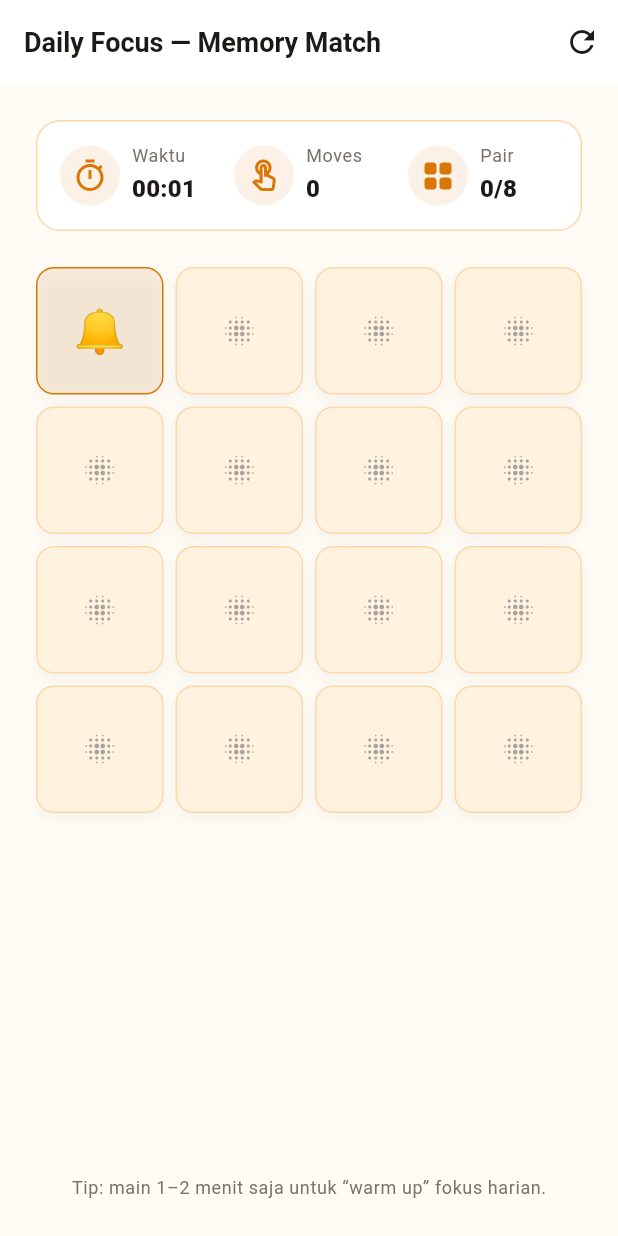
After one commit to Mr-SyamaIdzar/smart-daily-app, a Flutter app: the DailyFocusMemoryMatchPage screen opened by its route, after a tap on the "blur on" icon, on a phone screen of 412 x 824 dp. The commit adds this screen. Run offline on Flutter 3.47's test engine with Material 3 defaults, Android fonts, the phone set to English and light mode, and no system bars; our stand-ins replace dio, fl_chart, flutter_dotenv, flutter_local_notifications, flutter_secure_storage, flutter_timezone and 8 more; accounts and stored records are empty; Roboto replaces fonts that are missing (Poppins).

Commit message:
add: daily focus memory match & offline chatbot

```diff
--- a/lib/core/router/app_router.dart
+++ b/lib/core/router/app_router.dart
@@ -12,7 +12,7 @@ import '../../features/tools/currency_converter_page.dart';
 import '../../features/tools/time_converter_page.dart';
 import '../../features/ai/chatbot_page.dart';
 import '../../features/tools/notification_test_page.dart';
-import '../../features/profile/profile_page.dart';
+import '../../features/tools/daily_focus_memory_match_page.dart';
 import '../../features/profile/feedback_page.dart';
 
 /// Konfigurasi routing aplikasi menggunakan GoRouter.
@@ -108,6 +108,13 @@ abstract class AppRouter {
           ),
         ),
         GoRoute(
+          path: '/tools/daily-focus',
+          name: 'tools_daily_focus',
+          pageBuilder: (context, state) => const MaterialPage(
+            child: DailyFocusMemoryMatchPage(),
+          ),
+        ),
+        GoRoute(
           path: '/profile/feedback',
           name: 'profile_feedback',
           pageBuilder: (context, state) => const MaterialPage(
--- /dev/null
+++ b/lib/features/tools/daily_focus_memory_match_page.dart
@@ -0,0 +1,413 @@
+import 'dart:async';
+import 'dart:math';
+
+import 'package:flutter/material.dart';
+
+import '../../core/constants/app_colors.dart';
+import '../../core/constants/app_sizes.dart';
+
+class DailyFocusMemoryMatchPage extends StatefulWidget {
+  const DailyFocusMemoryMatchPage({super.key});
+
+  @override
+  State<DailyFocusMemoryMatchPage> createState() =>
+      _DailyFocusMemoryMatchPageState();
+}
+
+class _DailyFocusMemoryMatchPageState extends State<DailyFocusMemoryMatchPage> {
+  static const int _pairCount = 8; // 16 cards total (2x8)
+  static const Duration _flipBackDelay = Duration(milliseconds: 650);
+
+  final Random _rng = Random();
+
+  late List<String> _deck; // length = _pairCount * 2
+  final Set<int> _matched = <int>{};
+  final Set<int> _faceUp = <int>{};
+
+  int _moves = 0;
+  Duration _elapsed = Duration.zero;
+
+  Timer? _timer;
+  bool _busy = false;
+  bool _timerStarted = false;
+
+  @override
+  void initState() {
+    super.initState();
+    _newGame();
+  }
+
+  @override
+  void dispose() {
+    _timer?.cancel();
+    super.dispose();
+  }
+
+  void _newGame() {
+    _timer?.cancel();
+    _timer = null;
+
+    final icons = <String>[
+      '🧠',
+      '🎯',
+      '⚡',
+      '📌',
+      '📚',
+      '⏳',
+      '🧘',
+      '✅',
+      '🧩',
+      '🌿',
+      '📝',
+      '🔔',
+    ];
+    icons.shuffle(_rng);
+    final selected = icons.take(_pairCount).toList(growable: false);
+    _deck = [...selected, ...selected]..shuffle(_rng);
+
+    setState(() {
+      _matched.clear();
+      _faceUp.clear();
+      _moves = 0;
+      _elapsed = Duration.zero;
+      _busy = false;
+      _timerStarted = false;
+    });
+  }
+
+  void _startTimerIfNeeded() {
+    if (_timerStarted) return;
+    _timerStarted = true;
+    _timer = Timer.periodic(const Duration(seconds: 1), (_) {
+      if (!mounted) return;
+      setState(() {
+        _elapsed += const Duration(seconds: 1);
+      });
+    });
+  }
+
+  Future<void> _onTapCard(int index) async {
+    if (_busy) return;
+    if (_matched.contains(index)) return;
+    if (_faceUp.contains(index)) return;
+
+    _startTimerIfNeeded();
+
+    setState(() {
+      _faceUp.add(index);
+    });
+
+    if (_faceUp.length % 2 == 1) return; // wait for the second card
+
+    final faceUpList = _faceUp.toList(growable: false);
+    final a = faceUpList[faceUpList.length - 2];
+    final b = faceUpList[faceUpList.length - 1];
+
+    setState(() {
+      _moves += 1;
+    });
+
+    final isMatch = _deck[a] == _deck[b];
+    if (isMatch) {
+      setState(() {
+        _matched.addAll([a, b]);
+      });
+      if (_matched.length == _deck.length) {
+        _timer?.cancel();
+        _timer = null;
+        if (!mounted) return;
+        await _showWinDialog();
+      }
+      return;
+    }
+
+    _busy = true;
+    await Future<void>.delayed(_flipBackDelay);
+    if (!mounted) return;
+    setState(() {
+      _faceUp.remove(a);
+      _faceUp.remove(b);
+    });
+    _busy = false;
+  }
+
+  Future<void> _showWinDialog() async {
+    final time = _formatDuration(_elapsed);
+    await showDialog<void>(
+      context: context,
+      builder: (context) => AlertDialog(
+        title: const Text('Selesai!'),
+        content: Text('Waktu: $time\nMoves: $_moves'),
+        actions: [
+          TextButton(
+            onPressed: () => Navigator.of(context).pop(),
+            child: const Text('Tutup'),
+          ),
+          FilledButton(
+            onPressed: () {
+              Navigator.of(context).pop();
+              _newGame();
+            },
+            child: const Text('Main lagi'),
+          ),
+        ],
+      ),
+    );
+  }
+
+  String _formatDuration(Duration d) {
+    final m = d.inMinutes;
+    final s = d.inSeconds % 60;
+    return '${m.toString().padLeft(2, '0')}:${s.toString().padLeft(2, '0')}';
+  }
+
+  @override
+  Widget build(BuildContext context) {
+    final time = _formatDuration(_elapsed);
+    final matchedPairs = (_matched.length / 2).floor();
+
+    return Scaffold(
+      appBar: AppBar(
+        title: const Text('Daily Focus — Memory Match'),
+        actions: [
+          IconButton(
+            tooltip: 'Reset',
+            onPressed: _newGame,
+            icon: const Icon(Icons.refresh),
+          ),
+        ],
+      ),
+      backgroundColor: AppColors.background,
+      body: SafeArea(
+        child: Padding(
+          padding: const EdgeInsets.all(AppSizes.lg),
+          child: Column(
+            children: [
+              _HeaderStats(
+                time: time,
+                moves: _moves,
+                matchedPairs: matchedPairs,
+                totalPairs: _pairCount,
+              ),
+              const SizedBox(height: AppSizes.lg),
+              Expanded(
+                child: LayoutBuilder(
+                  builder: (context, constraints) {
+                    final crossAxisCount = constraints.maxWidth < 420 ? 4 : 6;
+                    final spacing = AppSizes.sm;
+                    final totalSpacing = spacing * (crossAxisCount - 1);
+                    final tileSize =
+                        (constraints.maxWidth - totalSpacing) / crossAxisCount;
+                    final aspect = tileSize / max(tileSize, 72);
+
+                    return GridView.builder(
+                      itemCount: _deck.length,
+                      gridDelegate: SliverGridDelegateWithFixedCrossAxisCount(
+                        crossAxisCount: crossAxisCount,
+                        mainAxisSpacing: spacing,
+                        crossAxisSpacing: spacing,
+                        childAspectRatio: aspect,
+                      ),
+                      itemBuilder: (context, i) {
+                        final isMatched = _matched.contains(i);
+                        final isFaceUp = _faceUp.contains(i) || isMatched;
+                        return _MemoryCard(
+                          label: _deck[i],
+                          isFaceUp: isFaceUp,
+                          isMatched: isMatched,
+                          onTap: () => _onTapCard(i),
+                        );
+                      },
+                    );
+                  },
+                ),
+              ),
+              const SizedBox(height: AppSizes.md),
+              Text(
+                'Tip: main 1–2 menit saja untuk “warm up” fokus harian.',
+                style: Theme.of(context).textTheme.bodySmall?.copyWith(
+                      color: AppColors.textSecondary,
+                    ),
+              ),
+            ],
+          ),
+        ),
+      ),
+    );
+  }
+}
+
+class _HeaderStats extends StatelessWidget {
+  const _HeaderStats({
+    required this.time,
+    required this.moves,
+    required this.matchedPairs,
+    required this.totalPairs,
+  });
+
+  final String time;
+  final int moves;
+  final int matchedPairs;
+  final int totalPairs;
+
+  @override
+  Widget build(BuildContext context) {
+    return Card(
+      elevation: 0,
+      shape: RoundedRectangleBorder(
+        borderRadius: BorderRadius.circular(AppSizes.radiusLg),
+        side: const BorderSide(color: AppColors.border),
+      ),
+      color: AppColors.surface,
+      child: Padding(
+        padding: const EdgeInsets.all(AppSizes.md),
+        child: Row(
+          children: [
+            Expanded(
+              child: _StatTile(
+                title: 'Waktu',
+                value: time,
+                icon: Icons.timer_outlined,
+              ),
+            ),
+            const SizedBox(width: AppSizes.md),
+            Expanded(
+              child: _StatTile(
+                title: 'Moves',
+                value: moves.toString(),
+                icon: Icons.touch_app_outlined,
+              ),
+            ),
+            const SizedBox(width: AppSizes.md),
+            Expanded(
+              child: _StatTile(
+                title: 'Pair',
+                value: '$matchedPairs/$totalPairs',
+                icon: Icons.grid_view_rounded,
+              ),
+            ),
+          ],
+        ),
+      ),
+    );
+  }
+}
+
+class _StatTile extends StatelessWidget {
+  const _StatTile({
+    required this.title,
+    required this.value,
+    required this.icon,
+  });
+
+  final String title;
+  final String value;
+  final IconData icon;
+
+  @override
+  Widget build(BuildContext context) {
+    final textTheme = Theme.of(context).textTheme;
+    return Row(
+      children: [
+        Container(
+          padding: const EdgeInsets.all(AppSizes.sm),
+          decoration: BoxDecoration(
+            color: AppColors.primary.withValues(alpha: 0.10),
+            shape: BoxShape.circle,
+          ),
+          child: Icon(icon, color: AppColors.primary),
+        ),
+        const SizedBox(width: AppSizes.sm),
+        Expanded(
+          child: Column(
+            crossAxisAlignment: CrossAxisAlignment.start,
+            children: [
+              Text(
+                title,
+                style: textTheme.bodySmall?.copyWith(
+                  color: AppColors.textSecondary,
+                ),
+              ),
+              const SizedBox(height: 2),
+              Text(
+                value,
+                maxLines: 1,
+                overflow: TextOverflow.ellipsis,
+                style: textTheme.titleMedium?.copyWith(
+                  fontWeight: FontWeight.w800,
+                  color: AppColors.textPrimary,
+                ),
+              ),
+            ],
+          ),
+        ),
+      ],
+    );
+  }
+}
+
+class _MemoryCard extends StatelessWidget {
+  const _MemoryCard({
+    required this.label,
+    required this.isFaceUp,
+    required this.isMatched,
+    required this.onTap,
+  });
+
+  final String label;
+  final bool isFaceUp;
+  final bool isMatched;
+  final VoidCallback onTap;
+
+  @override
+  Widget build(BuildContext context) {
+    final faceColor = isMatched
+        ? AppColors.success.withValues(alpha: 0.15)
+        : AppColors.primary.withValues(alpha: 0.10);
+    final backColor = AppColors.surfaceVariant;
+
+    return Material(
+      color: Colors.transparent,
+      child: InkWell(
+        onTap: onTap,
+        borderRadius: BorderRadius.circular(AppSizes.radiusMd),
+        child: AnimatedContainer(
+          duration: const Duration(milliseconds: 180),
+          curve: Curves.easeOut,
+          decoration: BoxDecoration(
+            color: isFaceUp ? faceColor : backColor,
+            borderRadius: BorderRadius.circular(AppSizes.radiusMd),
+            border: Border.all(
+              color: isFaceUp ? AppColors.primary : AppColors.border,
+              width: isMatched ? 2 : 1,
+            ),
+            boxShadow: [
+              BoxShadow(
+                color: Colors.black.withValues(alpha: 0.04),
+                blurRadius: 8,
+                offset: const Offset(0, 4),
+              ),
+            ],
+          ),
+          alignment: Alignment.center,
+          child: AnimatedSwitcher(
+            duration: const Duration(milliseconds: 180),
+            switchInCurve: Curves.easeOut,
+            switchOutCurve: Curves.easeIn,
+            child: isFaceUp
+                ? Text(
+                    label,
+                    key: ValueKey('face_$label'),
+                    style: const TextStyle(fontSize: 28),
+                  )
+                : Icon(
+                    Icons.blur_on_rounded,
+                    key: const ValueKey('back'),
+                    color: AppColors.textHint,
+                  ),
+          ),
+        ),
+      ),
+    );
+  }
+}
--- a/pubspec.yaml
+++ b/pubspec.yaml
@@ -1,6 +1,6 @@
 name: tugas_akhir_app
 description: Smart Daily Assistant App — Tugas Akhir Teknologi & Pemrograman Mobile
-publish_to: 'none'
+publish_to: "none"
 version: 1.0.0+1
 
 environment:
```
Also changed, not shown: lib/features/ai/gemini_service.dart (+156 -57 lines), lib/features/tools/tools_page.dart (+5 -12 lines).
